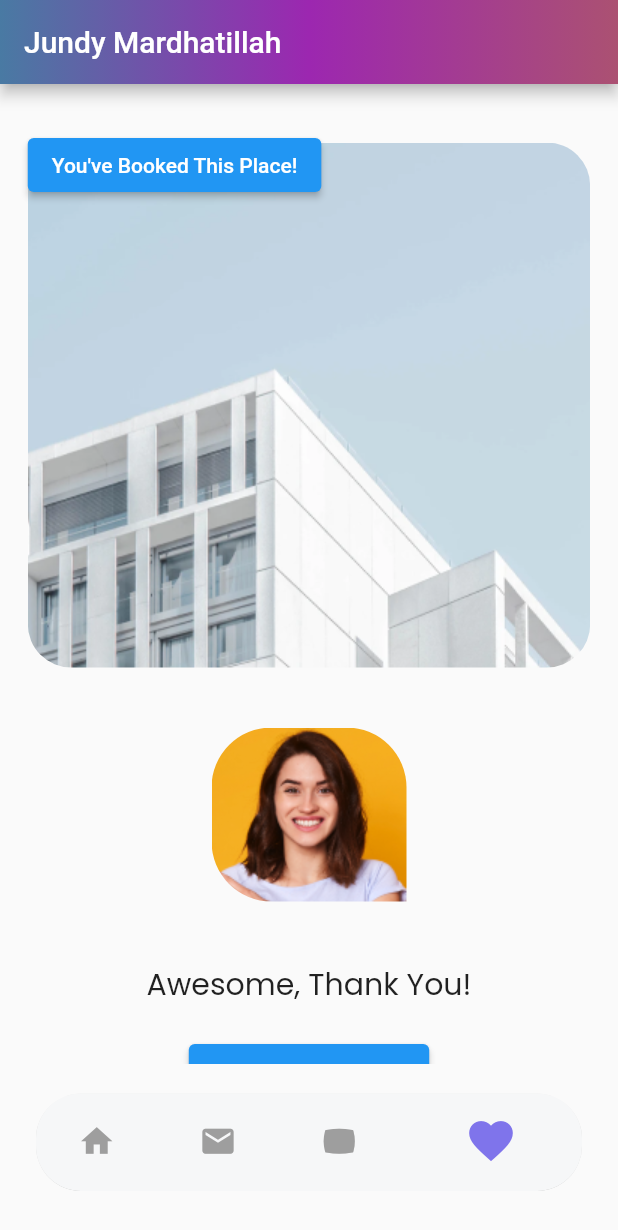
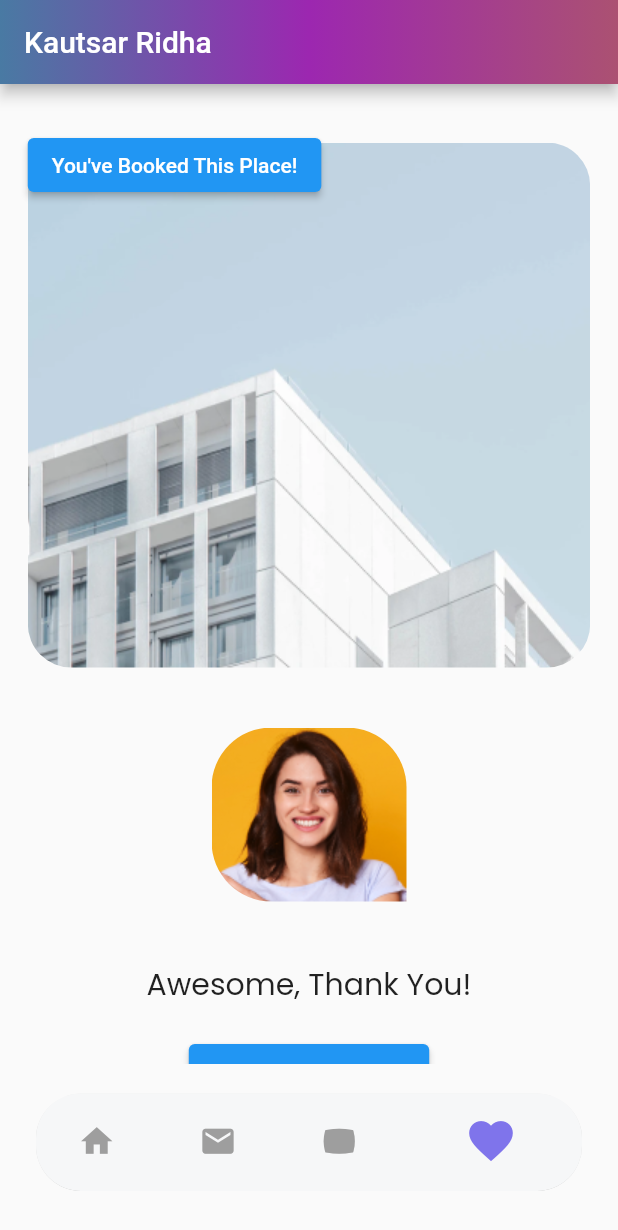
Before and after one commit to kautsarridha/tugas-Praktik-Slicing-UI-Design-Aplikasi-v2, a Flutter app: the screen it shows after launch, item 4 of the bottom bar chosen, on a phone screen of 412 x 824 dp. Shown: the top 1230 px of the screen. Run offline on Flutter 3.47's test engine with Material 2 defaults, Android fonts, the phone set to English and light mode, and no system bars; our stand-ins replace font_awesome_flutter, google_fonts, new_gradient_app_bar.

Commit message:
first commit

```diff
--- a/lib/Pages/book_page.dart
+++ b/lib/Pages/book_page.dart
@@ -14,7 +14,7 @@ class BookPage extends StatelessWidget {
           Colors.purple,
           Color.fromARGB(255, 171, 81, 114)
         ]),
-        title: const Text('Jundy Mardhatillah'),
+        title: const Text('Kautsar Ridha'),
       ),
       body: SafeArea(
         child: ListView(
```
